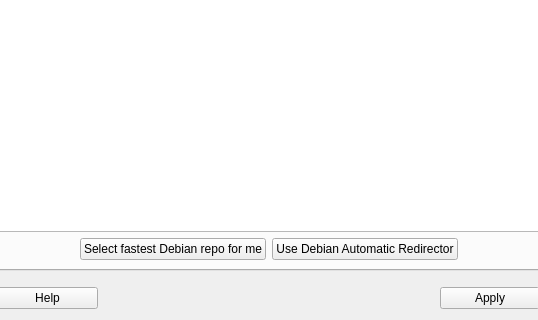
Qt form mxrepomanager.ui (AdrianTM/mx-repo-manager) before a commit; both pictures show x 120 to 658 and y 185 to 505 of the 777 by 505 pixel window.
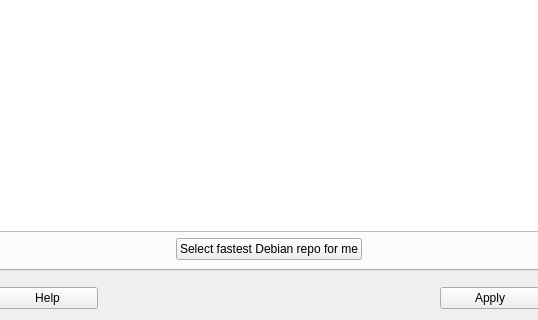
The same form after that commit. Icons and pictures are not drawn.

Commit message: remove redirector button

Patch:
```diff
--- a/mxrepomanager.ui
+++ b/mxrepomanager.ui
@@ -159,7 +159,7 @@
          </property>
         </widget>
        </item>
-       <item row="1" column="3">
+       <item row="1" column="2">
         <spacer name="horizontalSpacer">
          <property name="orientation">
           <enum>Qt::Horizontal</enum>
@@ -185,7 +185,7 @@
          </property>
         </spacer>
        </item>
-       <item row="0" column="0" colspan="4">
+       <item row="0" column="0" colspan="3">
         <widget class="QTreeWidget" name="treeWidgetDeb">
          <column>
           <property name="text">
@@ -194,16 +194,6 @@
          </column>
         </widget>
        </item>
-       <item row="1" column="2">
-        <widget class="QPushButton" name="pushRedirector">
-         <property name="text">
-          <string>Use Debian Automatic Redirector</string>
-         </property>
-         <property name="icon">
-          <iconset theme="reload"/>
-         </property>
-        </widget>
-       </item>
       </layout>
      </widget>
      <widget class="QWidget" name="tabAllRepos">
```
The commit also changes 31 other files.
